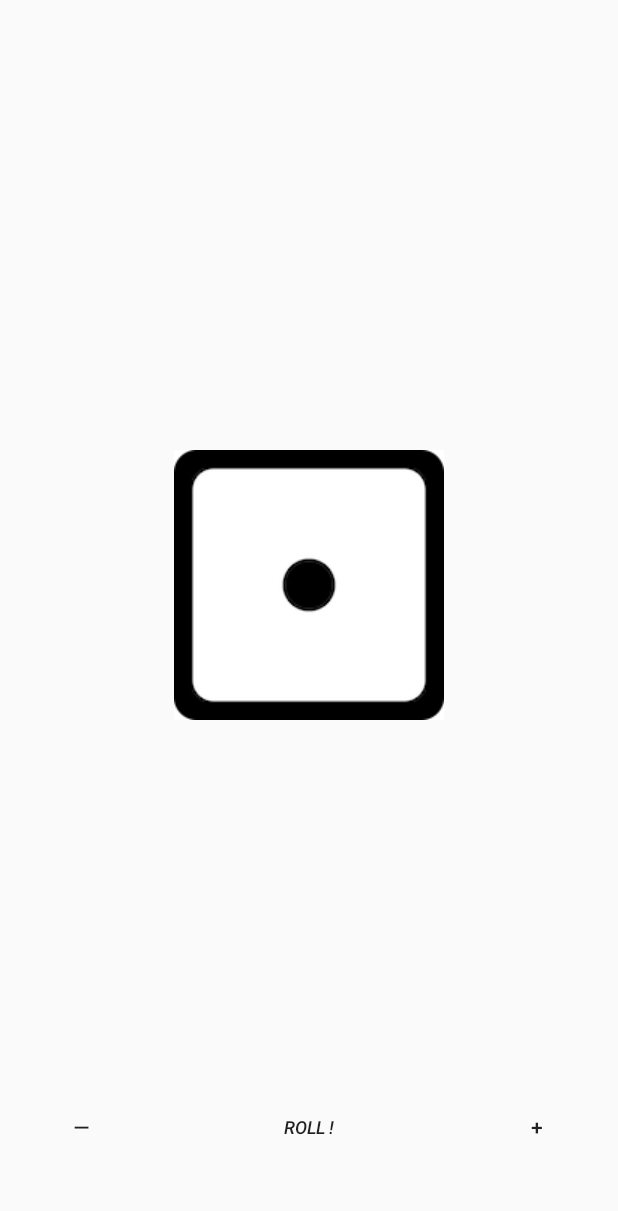
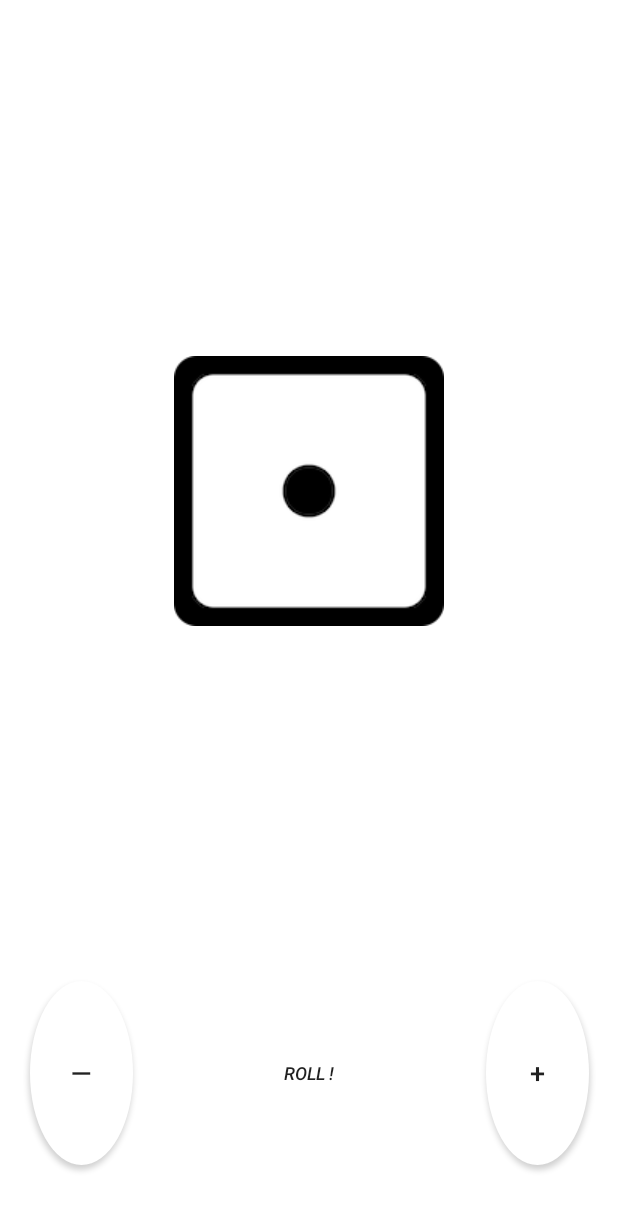
Before and after one commit to Skelly-Co/Dice, an Android app: the screen it shows after launch (MainActivity), on a phone screen of 412 x 824 dp. Shown: the top 1211 px of the screen. Run offline under Robolectric (Android 15) with nearby library versions, the phone set to English and light mode, and no system bars.

Commit message:
Further update on the main activity visuals and the buttons.

```diff
--- /dev/null
+++ b/app/src/main/res/drawable/round_button.xml
@@ -0,0 +1,13 @@
+<?xml version="1.0" encoding="utf-8"?>
+<selector xmlns:android="http://schemas.android.com/apk/res/android">
+    <item android:state_pressed="false">
+        <shape android:shape="oval">
+            <solid android:color="#fff"/>
+        </shape>
+    </item>
+    <item android:state_pressed="true">
+        <shape android:shape="oval">
+            <solid android:color="#fbfbfb"/>
+        </shape>
+    </item>
+</selector>
--- a/app/src/main/res/layout/activity_main.xml
+++ b/app/src/main/res/layout/activity_main.xml
@@ -4,6 +4,7 @@
     android:layout_width="match_parent"
     android:layout_height="match_parent"
     android:orientation="vertical"
+    android:background="@android:color/white"
     tools:context=".MainActivity">
 
 
@@ -24,19 +25,26 @@
     <LinearLayout
         android:layout_width="match_parent"
         android:layout_height="match_parent"
-        android:layout_weight="3"
+        android:layout_weight="2.5"
         android:orientation="horizontal">
 
         <Button
             android:id="@+id/btnRemoveDice"
             android:layout_width="match_parent"
             android:layout_height="match_parent"
+            android:layout_marginLeft="20dp"
+            android:layout_marginTop="47dp"
+            android:layout_marginRight="20dp"
+            android:layout_marginBottom="47dp"
             android:layout_weight="1.4"
-            android:background="@android:color/transparent"
-            android:text="@string/minus" />
+            android:background="@drawable/round_button"
+            android:minHeight="20dp"
+            android:text="@string/minus"
+            android:textSize="18sp" />
 
         <Button
             android:id="@+id/btnRoll"
+            style="@style/Widget.AppCompat.Button.Borderless"
             android:layout_width="match_parent"
             android:layout_height="match_parent"
             android:layout_weight="1"
@@ -49,8 +57,15 @@
             android:id="@+id/btnAddDice"
             android:layout_width="match_parent"
             android:layout_height="match_parent"
+            android:layout_marginLeft="20dp"
+            android:layout_marginTop="47dp"
+            android:layout_marginRight="20dp"
+            android:layout_marginBottom="47dp"
             android:layout_weight="1.4"
-            android:background="@android:color/transparent"
-            android:text="@string/plus" />
+            android:background="@drawable/round_button"
+            android:minHeight="20dp"
+            android:text="@string/plus"
+            android:textSize="18sp" />
+
     </LinearLayout>
 </LinearLayout>
```
